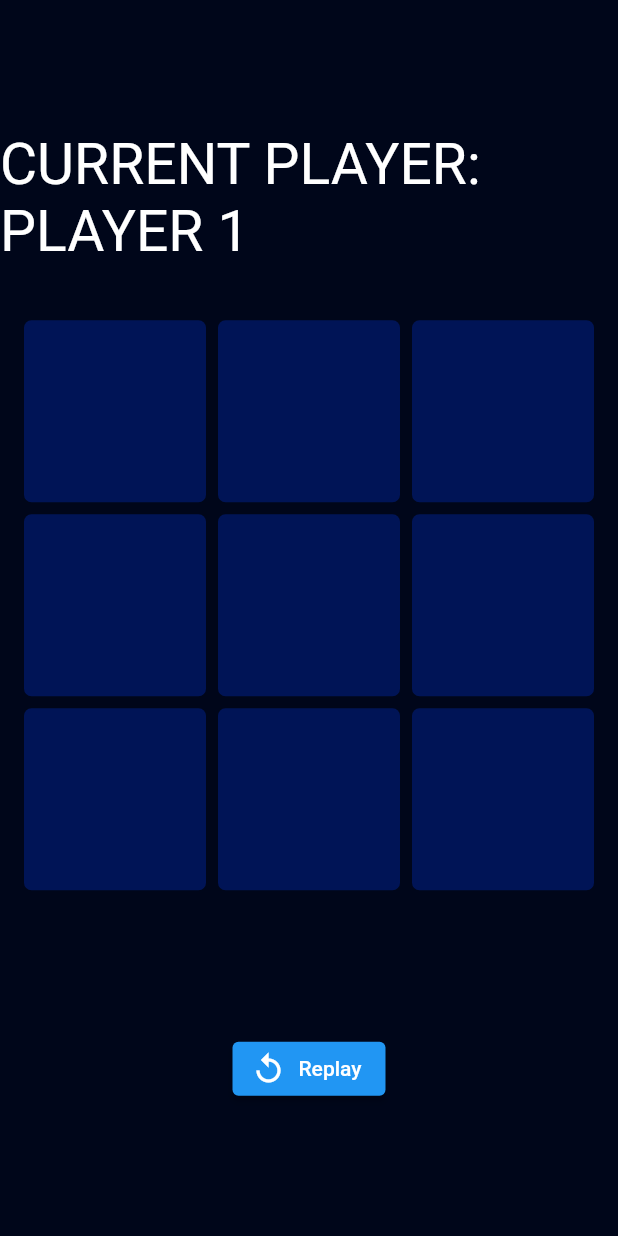
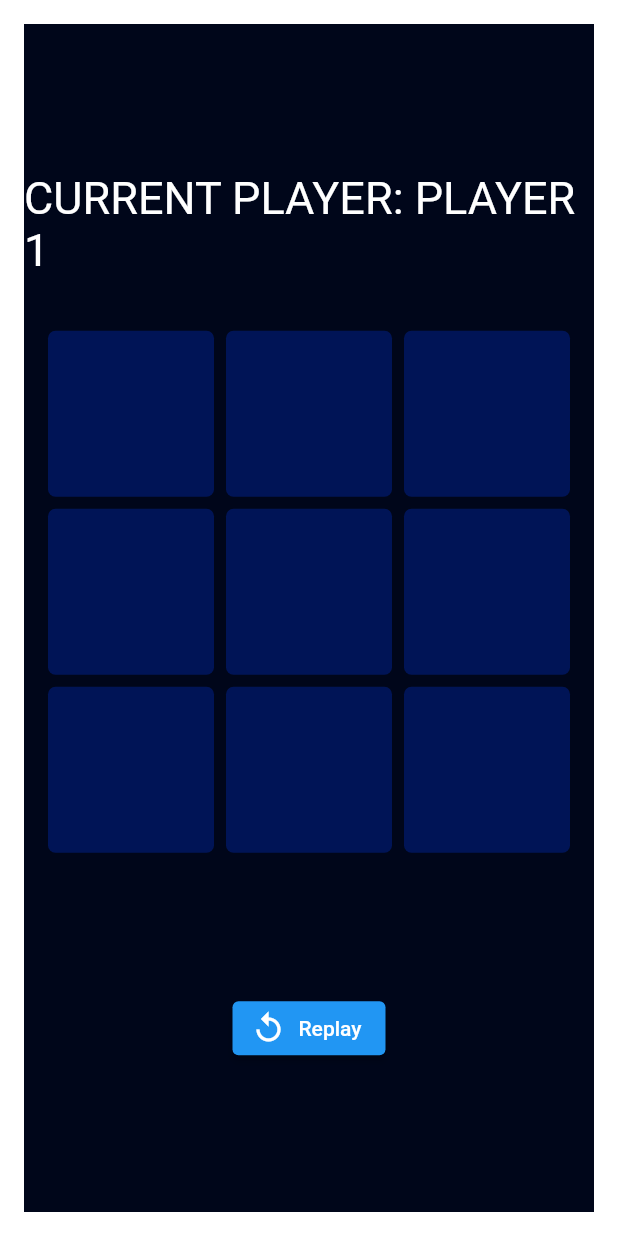
Before and after one commit to typos-r-us/ticTacGO, a Flutter app: the screen it shows after launch, on a phone screen of 412 x 824 dp. Run offline on Flutter 3.47's test engine with Material 2 defaults, Android fonts, the phone set to English and light mode, and no system bars.

Commit message:
wrapped main scaffold in safe area.

```diff
--- a/lib/main.dart
+++ b/lib/main.dart
@@ -48,16 +48,18 @@ class _TicTacGoState extends State<TicTacGo> {
   Widget build(BuildContext context) {
     // get the device size, set board dimensions
     double boardWidth = MediaQuery.of(context).size.width;
-    return Scaffold(
+    return SafeArea(
+      minimum: const EdgeInsets.all(16.0),
+      child: Scaffold(
         backgroundColor: MainColor.primaryColor,
         body: Column(
           mainAxisAlignment: MainAxisAlignment.center,
           crossAxisAlignment: CrossAxisAlignment.center,
           children: [
             Text(
-            "Current Player: ${playerName}".toUpperCase(),
+              "Current Player: $playerName".toUpperCase(),
               style: const TextStyle(
-              color: Colors.white, fontSize: 38,
+                color: Colors.white, fontSize: 30,
               ),
             ),
             const SizedBox(height: 20.0,),
@@ -125,15 +127,15 @@ class _TicTacGoState extends State<TicTacGo> {
                 }),
               ),
             ),
-          const SizedBox(height: 10.0),
+            const SizedBox(height: 5.0),
             Text(
               gameResult,
               style: const TextStyle(
                 color: Colors.white,
-              fontSize: 50.0,
+                fontSize: 30.0,
               ),
             ),
-          const SizedBox(height: 10.0),
+            const SizedBox(height: 5.0),
             ElevatedButton.icon(
               onPressed: (){
                 setState(() {
@@ -155,6 +157,7 @@ class _TicTacGoState extends State<TicTacGo> {
             )
           ],
         ),
+      ),
     );
   }
 }
```
Lines whose indentation alone changed are shown as unchanged.
